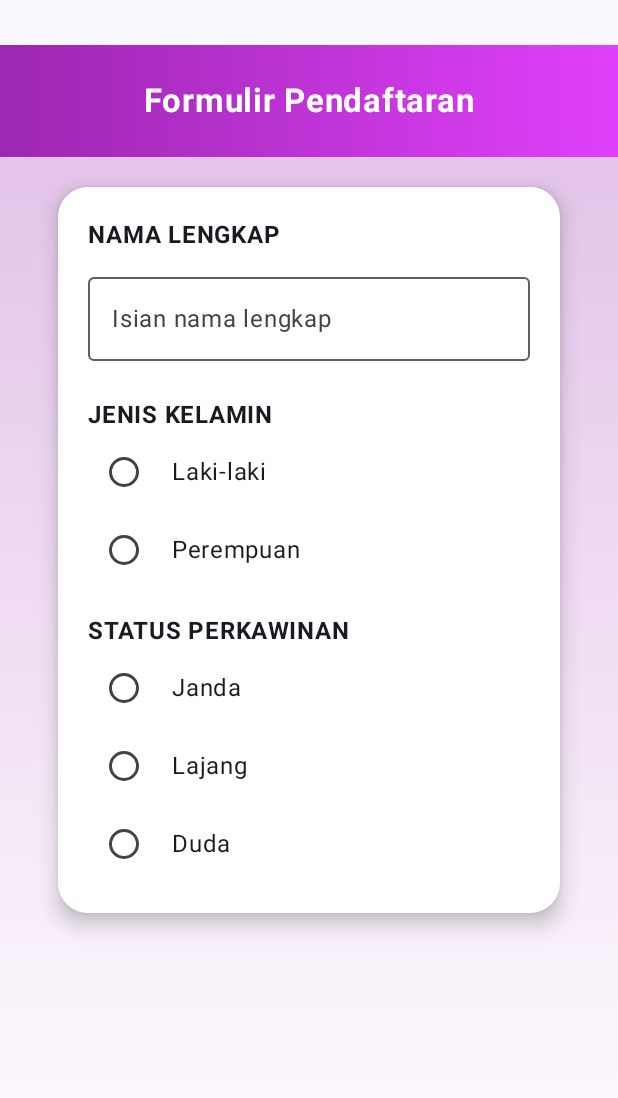
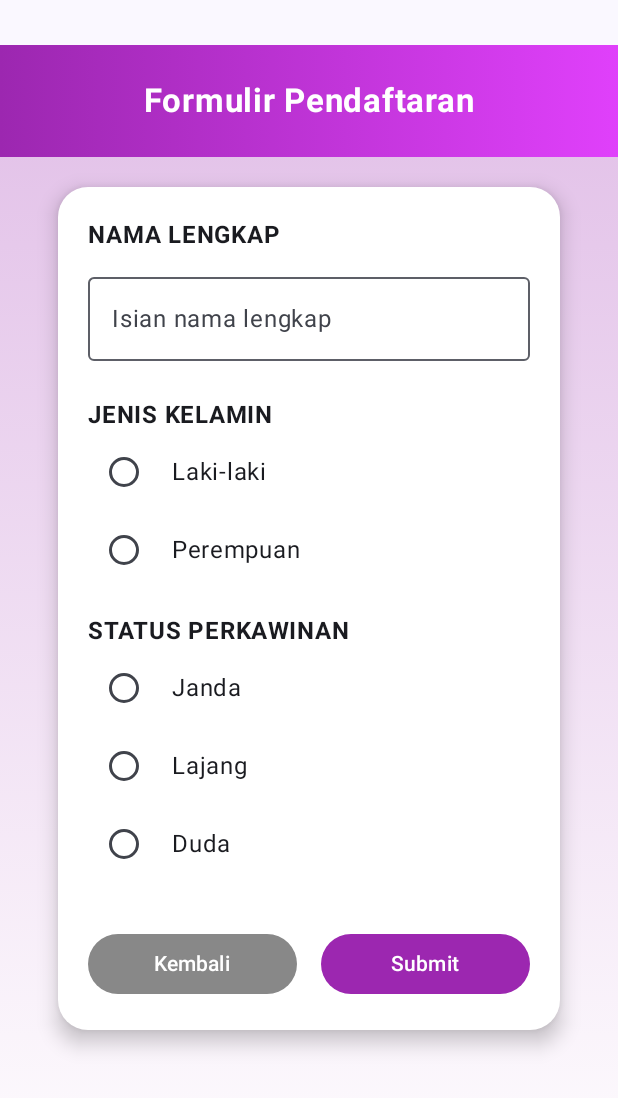
Before and after one commit to Azkalyasin/QuestNavigasTugas_104, an Android app built with Jetpack Compose: the composable Form shown on its own in the app's theme, on a phone screen of 412 x 824 dp. Shown: the top 1098 px of the screen. Run offline under Robolectric (Android 15) with nearby library versions, the phone set to English and light mode, and no system bars.

```diff
--- a/app/src/main/java/com/example/tuagaspraktikum6/view/Form.kt
+++ b/app/src/main/java/com/example/tuagaspraktikum6/view/Form.kt
@@ -13,6 +13,8 @@ import androidx.compose.foundation.layout.padding
 import androidx.compose.foundation.layout.width
 import androidx.compose.foundation.selection.selectable
 import androidx.compose.foundation.shape.RoundedCornerShape
+import androidx.compose.material3.Button
+import androidx.compose.material3.ButtonDefaults
 
 import androidx.compose.material3.Card
 import androidx.compose.material3.CardDefaults
@@ -35,7 +37,10 @@ import androidx.compose.ui.unit.dp
 import androidx.compose.ui.unit.sp
 
 @Composable
-fun Form(modifier: Modifier = Modifier) {
+fun Form(modifier: Modifier = Modifier,
+         onBackBtnClick: () -> Unit = {},
+         OnSubmitBtnClick: () -> Unit = {}
+) {
     var textNama by remember { mutableStateOf("") }
     var textJK by remember { mutableStateOf("") }
     var textStatus by remember { mutableStateOf("") }
@@ -141,8 +146,28 @@ fun Form(modifier: Modifier = Modifier) {
                             Text(text = item, modifier = Modifier.padding(start = 8.dp))
                         }
                     }
+                    Spacer(modifier = Modifier.height(30.dp))
 
-
+                    Row(
+                        modifier = Modifier.fillMaxWidth(),
+                        horizontalArrangement = Arrangement.SpaceBetween
+                    ) {
+                        Button(
+                            onClick = onBackBtnClick,
+                            colors = ButtonDefaults.buttonColors(containerColor = Color.Gray),
+                            modifier = Modifier.weight(1f)
+                        ) {
+                            Text("Kembali")
+                        }
+                        Spacer(modifier = Modifier.width(16.dp))
+                        Button(
+                            onClick = OnSubmitBtnClick,
+                            colors = ButtonDefaults.buttonColors(containerColor = Color(0xFF9C27B0)),
+                            modifier = Modifier.weight(1f)
+                        ) {
+                            Text("Submit")
+                        }
+                    }
                 }
             }
         }
```
Also changed, not shown: app/src/main/java/com/example/tuagaspraktikum6/MainActivity.kt (+5 -5 lines), app/src/main/java/com/example/tuagaspraktikum6/Navigasi.kt (added, +82 -0 lines).
